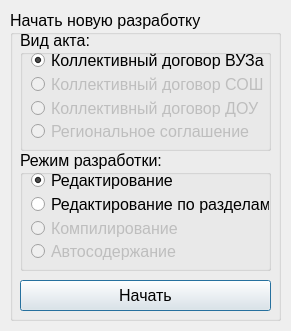
The window that startdialog.ui (YakSid/KDC_RSREU) describes before a commit, drawn with Qt 5.
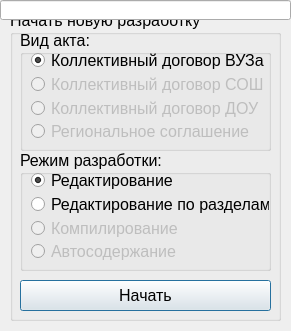
The same window after the commit. Icons and pictures are not drawn.

```diff
--- a/startdialog.ui
+++ b/startdialog.ui
@@ -199,6 +199,16 @@
     </property>
    </widget>
   </widget>
+  <widget class="QLineEdit" name="lineEdit">
+   <property name="geometry">
+    <rect>
+     <x>0</x>
+     <y>0</y>
+     <width>291</width>
+     <height>20</height>
+    </rect>
+   </property>
+  </widget>
  </widget>
  <resources>
   <include location="res.qrc"/>
```
